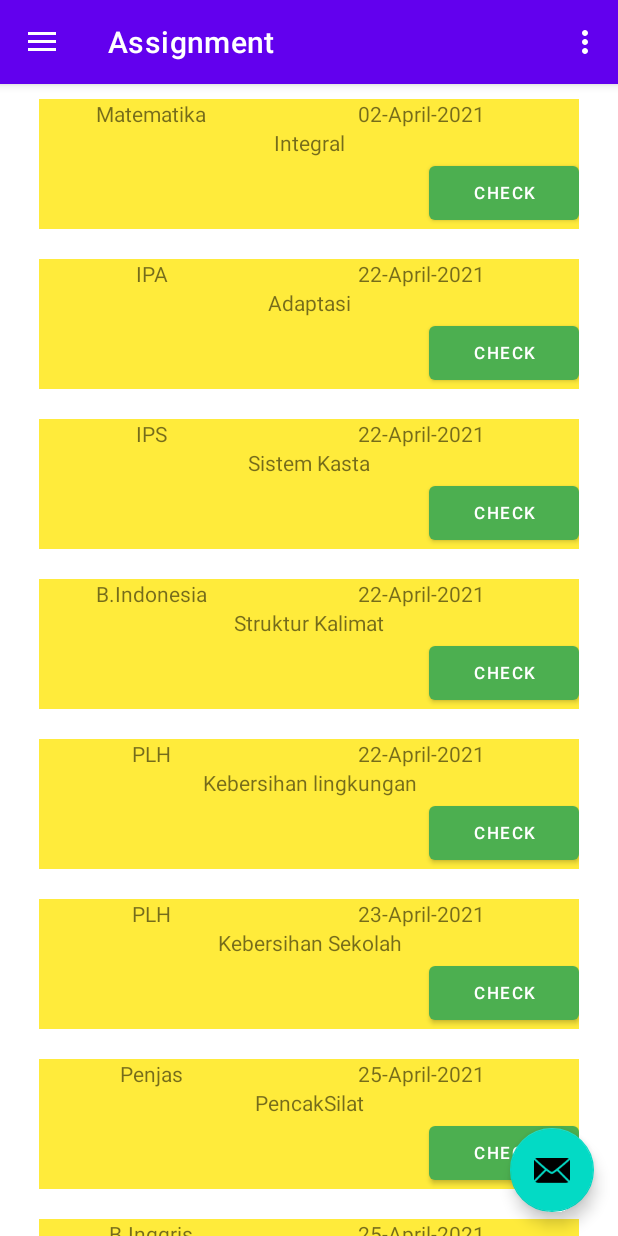
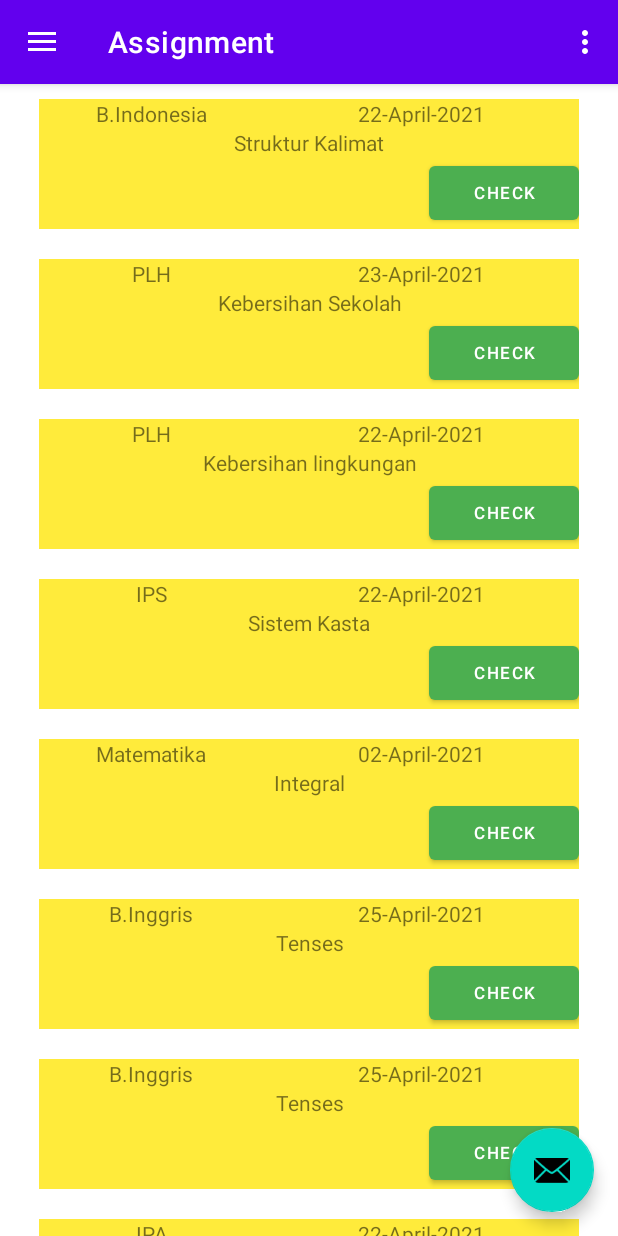
Before and after one commit to Giber05/1_MyDuty, an Android app: the screen it shows after launch (MainActivity), in the side drawer, after a tap on "Assignment", on a phone screen of 412 x 824 dp. Run offline under Robolectric (Android 15) with nearby library versions, the phone set to English and light mode, and no system bars; our stand-ins replace navigation-ui.

Commit message:
Sorting is complete

```diff
--- a/app/src/main/java/com/example/myduty/ui/assignment/AssigmentAdapter.java
+++ b/app/src/main/java/com/example/myduty/ui/assignment/AssigmentAdapter.java
@@ -13,6 +13,7 @@ import com.example.myduty.AssignmentDetailAcitivity;
 import com.example.myduty.R;
 import com.example.myduty.ui.assignment.dummy.DummyContent.DummyItem;
 
+import java.util.ArrayList;
 import java.util.Arrays;
 import java.util.List;
 
@@ -24,10 +25,10 @@ import kotlin.jvm.internal.Intrinsics;
  */
 public class AssigmentAdapter extends RecyclerView.Adapter<AssigmentAdapter.ViewHolder> {
 
-    private final List<Assignment> mValues;
+    private  List<Assignment> mValues;
 
-    public AssigmentAdapter(Assignment[] items) {
-        mValues = Arrays.asList(items);
+    public AssigmentAdapter(ArrayList<Assignment> items) {
+        this.mValues = items;
     }
     public class ViewHolder extends RecyclerView.ViewHolder {
         public final View mView;
--- a/app/src/main/java/com/example/myduty/ui/assignment/Assignment.java
+++ b/app/src/main/java/com/example/myduty/ui/assignment/Assignment.java
@@ -3,7 +3,7 @@ package com.example.myduty.ui.assignment;
 import java.text.SimpleDateFormat;
 import java.util.GregorianCalendar;
 
-public class Assignment {
+public class Assignment implements Comparable {
     private String course;
     private String topic;
     private String deadline;
@@ -47,4 +47,13 @@ public class Assignment {
     public String getDescription() {
         return description;
     }
+
+    @Override
+    public int compareTo(Object o) {
+        int comparePriority=((Assignment)o).getPriority();
+        /* For Ascending order*/
+        return this.priority-comparePriority;
+    }
+
+
 }
--- a/app/src/main/java/com/example/myduty/ui/assignment/AssignmentList.java
+++ b/app/src/main/java/com/example/myduty/ui/assignment/AssignmentList.java
@@ -10,31 +10,46 @@ import android.view.View;
 import android.view.ViewGroup;
 
 import com.example.myduty.R;
+import java.util.ArrayList;
+import java.util.Collections;
+
 
 /**
  * A fragment representing a listRecycleView of Items.
  */
 public class AssignmentList extends Fragment {
-    Assignment[] assignments = new Assignment[]{
-            new Assignment("Matematika","Integral","02-April-2021",4,"Cepat bereskan"),
-            new Assignment("IPA","Adaptasi","22-April-2021",5,"Yu bisa"),
-            new Assignment("IPS","Sistem Kasta","22-April-2021",3,"Pengumpulan via Google Classroom"),
-            new Assignment("B.Indonesia","Struktur Kalimat","22-April-2021",1,"Yu bisa"),
-            new Assignment("PLH","Kebersihan lingkungan","22-April-2021",2,"Yu bisa"),
-            new Assignment("PLH","Kebersihan Sekolah","23-April-2021",2,"Yu bisa"),
-            new Assignment("Penjas","PencakSilat","25-April-2021",5,"Yu bisa"),
-            new Assignment("B.Inggris","Tenses","25-April-2021",4,"Yu bisa"),
-    };
+
+    ArrayList<Assignment> assignments = new ArrayList<Assignment>();
+    public void addData()
+    {
+        assignments.add(new Assignment("Matematika","Integral","02-April-2021",4,"Cepat bereskan"));
+        assignments.add(new Assignment("IPA","Adaptasi","22-April-2021",5,"Yu bisa"));
+        assignments.add(new Assignment("IPS","Sistem Kasta","22-April-2021",3,"Pengumpulan via Google Classroom"));
+        assignments.add(new Assignment("B.Indonesia","Struktur Kalimat","22-April-2021",1,"Yu bisa"));
+        assignments.add(new Assignment("PLH","Kebersihan lingkungan","22-April-2021",2,"Yu bisa"));
+        assignments.add(new Assignment("PLH","Kebersihan Sekolah","23-April-2021",1,"Yu bisa"));
+        assignments.add(new Assignment("Penjas","PencakSilat","25-April-2021",5,"Yu bisa"));
+        assignments.add(new Assignment("B.Inggris","Tenses","25-April-2021",4,"Yu bisa"));
+        assignments.add(new Assignment("B.Inggris","Tenses","25-April-2021",4,"Yu bisa"));
+    }
+
 
 
     @Override
     public View onCreateView(LayoutInflater inflater, ViewGroup container,
                              Bundle savedInstanceState) {
+
         View view = inflater.inflate(R.layout.fragment_assignment_list_list, container, false);
         RecyclerView recyclerView = (RecyclerView) view.findViewById(R.id.listRecycleView);
+        addData();
+        Collections.sort(assignments);
         AssigmentAdapter adapter = new AssigmentAdapter(assignments);
         recyclerView.setAdapter(adapter);
 
         return view;
     }
+
+
+
+
 }
```
